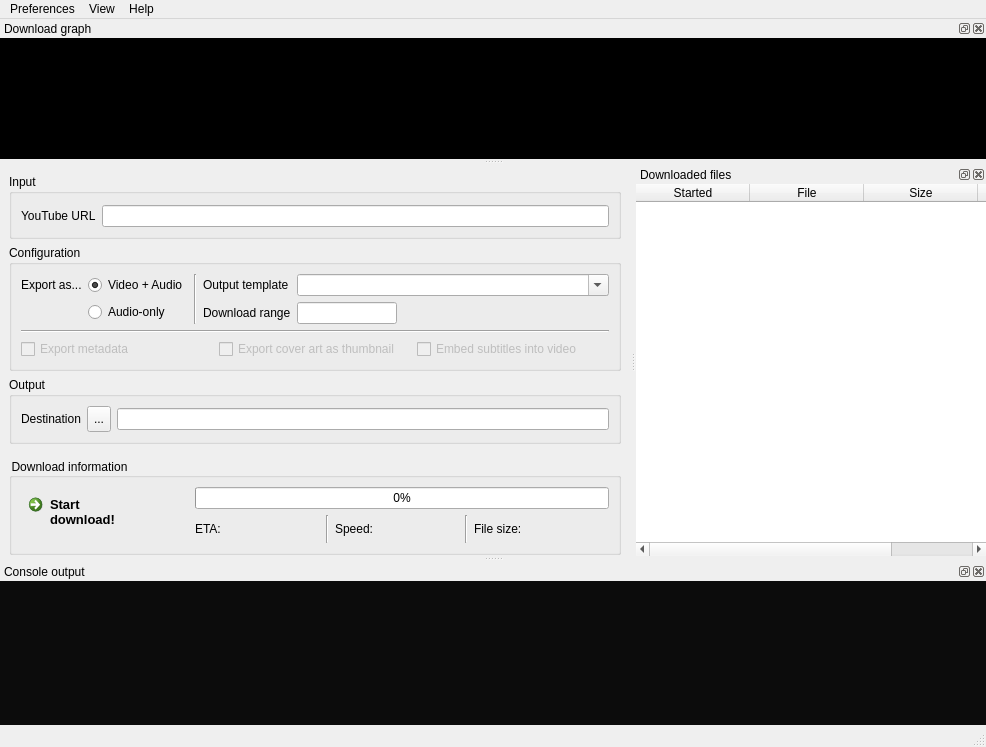
Qt form interface/main.ui (MatusGuy/youtube-dl_GUI) before a commit.
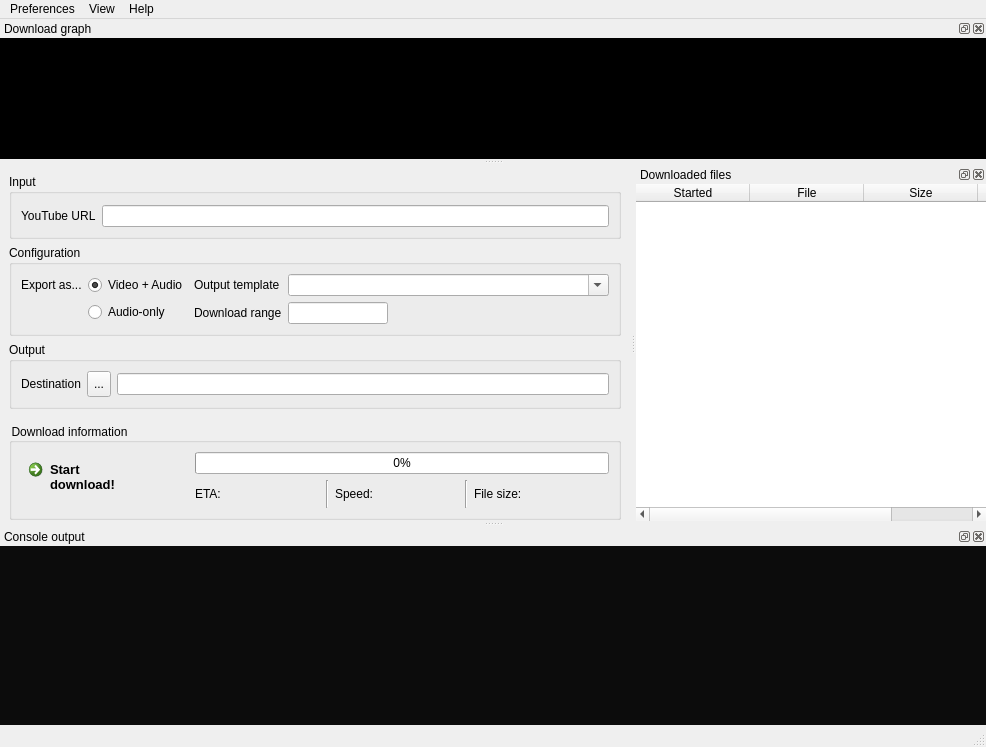
The same form after that commit. Icons and pictures are not drawn. Custom widgets are drawn as their Qt base class.

Commit message: just straight up removed metadata options

```diff
--- a/interface/main.ui
+++ b/interface/main.ui
@@ -237,74 +237,6 @@
          </layout>
         </widget>
        </item>
-       <item row="0" column="1">
-        <widget class="Line" name="sep1">
-         <property name="orientation">
-          <enum>Qt::Vertical</enum>
-         </property>
-        </widget>
-       </item>
-       <item row="2" column="0" colspan="3">
-        <widget class="QWidget" name="MetadataOptions" native="true">
-         <property name="enabled">
-          <bool>false</bool>
-         </property>
-         <property name="sizePolicy">
-          <sizepolicy hsizetype="Preferred" vsizetype="Fixed">
-           <horstretch>0</horstretch>
-           <verstretch>1</verstretch>
-          </sizepolicy>
-         </property>
-         <property name="minimumSize">
-          <size>
-           <width>0</width>
-           <height>15</height>
-          </size>
-         </property>
-         <layout class="QHBoxLayout" name="horizontalLayout">
-          <property name="leftMargin">
-           <number>0</number>
-          </property>
-          <property name="topMargin">
-           <number>0</number>
-          </property>
-          <property name="rightMargin">
-           <number>0</number>
-          </property>
-          <property name="bottomMargin">
-           <number>0</number>
-          </property>
-          <item>
-           <widget class="QCheckBox" name="ExportMetadata">
-            <property name="text">
-             <string>Export metadata</string>
-            </property>
-           </widget>
-          </item>
-          <item>
-           <widget class="QCheckBox" name="ExportCover">
-            <property name="text">
-             <string>Export cover art as thumbnail</string>
-            </property>
-           </widget>
-          </item>
-          <item>
-           <widget class="QCheckBox" name="EmbedSubtitles">
-            <property name="text">
-             <string>Embed subtitles into video</string>
-            </property>
-           </widget>
-          </item>
-         </layout>
-        </widget>
-       </item>
-       <item row="1" column="0" colspan="3">
-        <widget class="Line" name="sep4">
-         <property name="orientation">
-          <enum>Qt::Horizontal</enum>
-         </property>
-        </widget>
-       </item>
       </layout>
      </widget>
     </item>
```
The commit also changes 2 other files.
